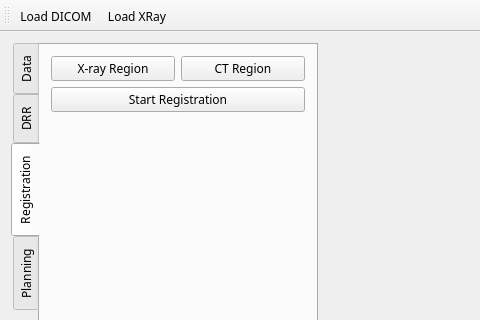
First picture: the form in MainWindow.ui, repository lihouxing-sjtu/Hito, before the edit; both pictures show x 0 to 480 and y 0 to 320 of the 1192 by 700 pixel window.
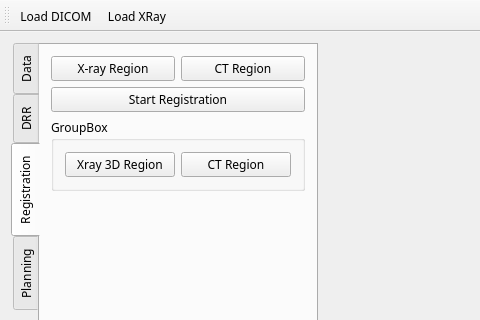
Second picture: the form after the edit. The open tabs and pages were chosen to show the change. Custom widgets are drawn as their Qt base class.

Commit message: add region extraction

Diff of the .ui file:
```diff
--- a/MainWindow.ui
+++ b/MainWindow.ui
@@ -715,18 +715,14 @@
           </item>
          </layout>
         </item>
-        <item row="1" column="0">
-         <widget class="QPushButton" name="StartRegistrationButton">
-          <property name="text">
-           <string>Start Registration</string>
-          </property>
-         </widget>
-        </item>
-        <item row="2" column="0">
+        <item row="3" column="0">
          <spacer name="verticalSpacer_6">
           <property name="orientation">
            <enum>Qt::Vertical</enum>
           </property>
+          <property name="sizeType">
+           <enum>QSizePolicy::Preferred</enum>
+          </property>
           <property name="sizeHint" stdset="0">
            <size>
             <width>20</width>
@@ -735,6 +731,42 @@
           </property>
          </spacer>
         </item>
+        <item row="1" column="0">
+         <widget class="QPushButton" name="StartRegistrationButton">
+          <property name="text">
+           <string>Start Registration</string>
+          </property>
+         </widget>
+        </item>
+        <item row="2" column="0">
+         <widget class="QGroupBox" name="groupBox">
+          <property name="sizePolicy">
+           <sizepolicy hsizetype="Minimum" vsizetype="Minimum">
+            <horstretch>0</horstretch>
+            <verstretch>0</verstretch>
+           </sizepolicy>
+          </property>
+          <property name="title">
+           <string>GroupBox</string>
+          </property>
+          <layout class="QGridLayout" name="gridLayout_12">
+           <item row="0" column="0">
+            <widget class="QPushButton" name="XRayIn3DVisibilityButton">
+             <property name="text">
+              <string>Xray 3D Region</string>
+             </property>
+            </widget>
+           </item>
+           <item row="0" column="1">
+            <widget class="QPushButton" name="CTRegionVolumeVisibilityButton">
+             <property name="text">
+              <string>CT Region</string>
+             </property>
+            </widget>
+           </item>
+          </layout>
+         </widget>
+        </item>
        </layout>
       </widget>
       <widget class="QWidget" name="tab_3">
```
Left out of the diff: 25 changed lines with no effect on the pictures. The commit also changes 5 other files.
